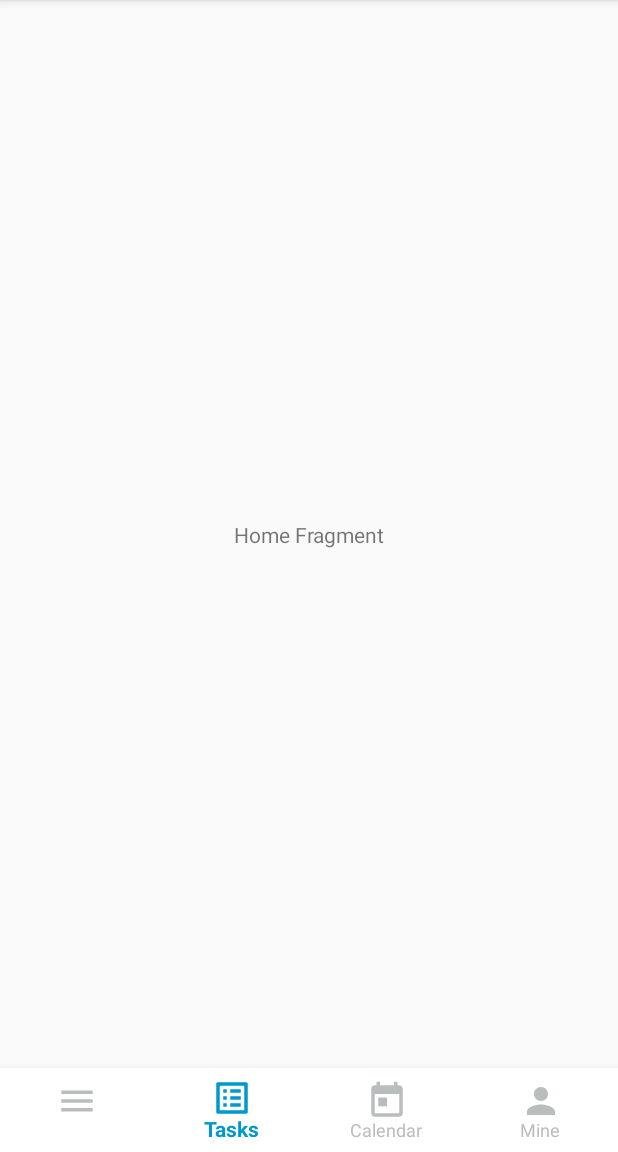
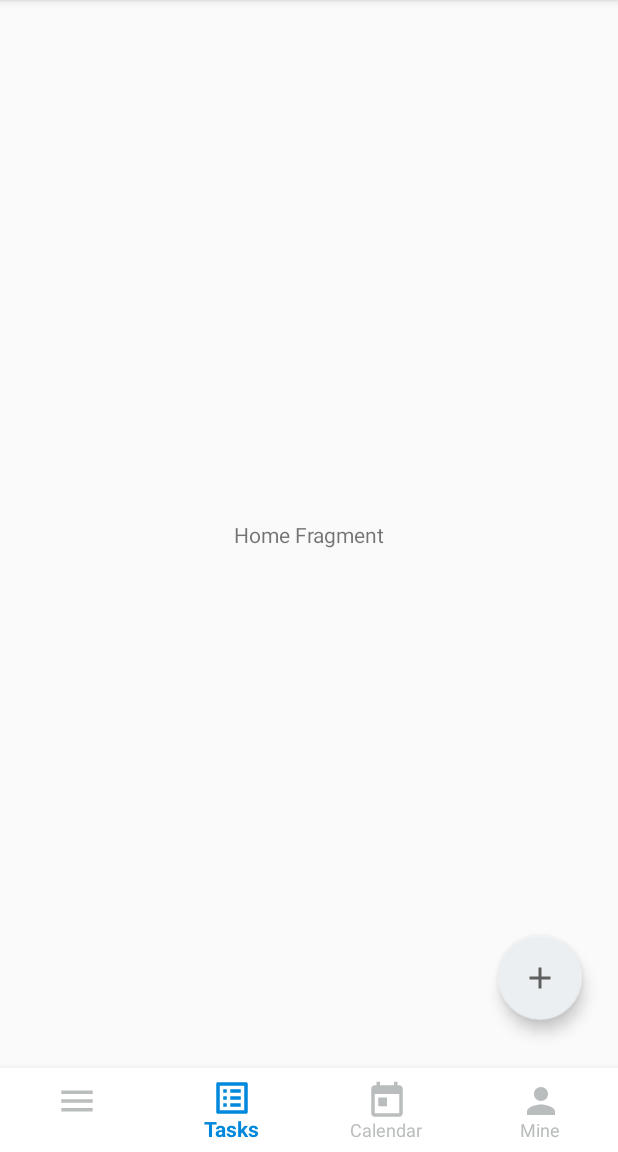
Before and after one commit to zaka7024/ToDoDy, an Android app: the screen it shows after launch (MainActivity), on a phone screen of 412 x 824 dp, the part 84-1236 px from its top. Run offline under Robolectric (Android 15) with nearby library versions, the phone set to English and light mode, and no system bars; our stand-ins replace navigation-ui.

Commit message:
Add create todo dialog.

```diff
--- a/app/src/main/java/com/zaka7024/todody/MainActivity.kt
+++ b/app/src/main/java/com/zaka7024/todody/MainActivity.kt
@@ -2,6 +2,7 @@ package com.zaka7024.todody
 
 import androidx.appcompat.app.AppCompatActivity
 import android.os.Bundle
+import android.util.Log
 import android.view.MenuItem
 import androidx.navigation.NavController
 import androidx.navigation.findNavController
@@ -10,7 +11,7 @@ import androidx.navigation.fragment.findNavController
 import androidx.navigation.ui.setupWithNavController
 import com.google.android.material.bottomnavigation.BottomNavigationView
 
-class MainActivity : AppCompatActivity(){
+class MainActivity : AppCompatActivity() {
     private lateinit var navController: NavController
 
     override fun onCreate(savedInstanceState: Bundle?) {
@@ -23,7 +24,6 @@ class MainActivity : AppCompatActivity(){
         val hostFragment = supportFragmentManager.findFragmentById(R.id.navHostFragment) as NavHostFragment
         navController = hostFragment.findNavController()
 
-        //bottomNavigation.setOnNavigationItemSelectedListener(this)
         bottomNavigation.setupWithNavController(navController)
     }
 }
--- /dev/null
+++ b/app/src/main/res/anim/slide_in_bottom.xml
@@ -0,0 +1,5 @@
+<?xml version="1.0" encoding="utf-8"?>
+<set xmlns:android="http://schemas.android.com/apk/res/android"
+    android:duration="400">
+    <translate android:fromYDelta="100%" android:toYDelta="0%" />
+</set>
--- a/app/src/main/res/color/nav_item_color.xml
+++ b/app/src/main/res/color/nav_item_color.xml
@@ -1,5 +1,5 @@
 <?xml version="1.0" encoding="utf-8"?>
 <selector xmlns:android="http://schemas.android.com/apk/res/android">
-    <item android:state_checked="true" android:color="@android:color/holo_blue_dark" />
+    <item android:state_checked="true" android:color="@color/blue" />
     <item android:color="@color/primaryDarkColor"  />
 </selector>
--- /dev/null
+++ b/app/src/main/res/drawable/circle.xml
@@ -0,0 +1,6 @@
+<?xml version="1.0" encoding="utf-8"?>
+<shape android:shape="rectangle" xmlns:android="http://schemas.android.com/apk/res/android">
+    <solid android:color="@color/blue" />
+    <corners android:radius="50dp"/>
+    <size android:width="100dp" android:height="100dp"/>
+</shape>
--- /dev/null
+++ b/app/src/main/res/drawable/ic_baseline_add_24.xml
@@ -0,0 +1,10 @@
+<vector xmlns:android="http://schemas.android.com/apk/res/android"
+    android:width="24dp"
+    android:height="24dp"
+    android:viewportWidth="24"
+    android:viewportHeight="24"
+    android:tint="?attr/colorControlNormal">
+  <path
+      android:fillColor="@android:color/white"
+      android:pathData="M19,13h-6v6h-2v-6H5v-2h6V5h2v6h6v2z"/>
+</vector>
--- /dev/null
+++ b/app/src/main/res/drawable/rounded.xml
@@ -0,0 +1,6 @@
+<?xml version="1.0" encoding="utf-8"?>
+<shape android:shape="rectangle"
+    xmlns:android="http://schemas.android.com/apk/res/android">
+    <corners android:radius="10dp"/>
+    <solid android:color="#FFF" />
+</shape>
--- /dev/null
+++ b/app/src/main/res/drawable/rounded_top.xml
@@ -0,0 +1,6 @@
+<?xml version="1.0" encoding="utf-8"?>
+<shape android:shape="rectangle"
+    xmlns:android="http://schemas.android.com/apk/res/android">
+    <corners android:topLeftRadius="35dp" android:topRightRadius="35dp"/>
+    <solid android:color="#FFF" />
+</shape>
--- a/app/src/main/res/layout/fragment_task.xml
+++ b/app/src/main/res/layout/fragment_task.xml
@@ -1,11 +1,10 @@
 <?xml version="1.0" encoding="utf-8"?>
-<androidx.constraintlayout.widget.ConstraintLayout
-    xmlns:android="http://schemas.android.com/apk/res/android"
+<androidx.constraintlayout.widget.ConstraintLayout xmlns:android="http://schemas.android.com/apk/res/android"
     xmlns:app="http://schemas.android.com/apk/res-auto"
     xmlns:tools="http://schemas.android.com/tools"
-    tools:context=".ui.home.TaskFragment"
     android:layout_width="match_parent"
-    android:layout_height="match_parent">
+    android:layout_height="match_parent"
+    tools:context=".ui.home.TaskFragment">
 
     <TextView
         android:id="@+id/textView"
@@ -16,4 +15,17 @@
         app:layout_constraintStart_toStartOf="parent"
         app:layout_constraintTop_toTopOf="parent"
         tools:text="Home" />
+
+    <com.google.android.material.floatingactionbutton.FloatingActionButton
+        android:id="@+id/add_task"
+        android:layout_width="wrap_content"
+        android:layout_height="wrap_content"
+        android:layout_marginEnd="24dp"
+        android:layout_marginBottom="32dp"
+        android:layout_weight="0.8"
+        android:clickable="true"
+        app:layout_constraintBottom_toBottomOf="parent"
+        app:layout_constraintEnd_toEndOf="parent"
+        app:srcCompat="@drawable/ic_baseline_add_24" />
+
 </androidx.constraintlayout.widget.ConstraintLayout>
--- /dev/null
+++ b/app/src/main/res/layout/todo_calendar_layout.xml
@@ -0,0 +1,6 @@
+<?xml version="1.0" encoding="utf-8"?>
+<androidx.constraintlayout.widget.ConstraintLayout
+    xmlns:android="http://schemas.android.com/apk/res/android" android:layout_width="match_parent"
+    android:layout_height="match_parent">
+
+</androidx.constraintlayout.widget.ConstraintLayout>
--- a/app/src/main/res/values/colors.xml
+++ b/app/src/main/res/values/colors.xml
@@ -8,4 +8,5 @@
   <color name="secondaryDarkColor">#8aacc8</color>
   <color name="primaryTextColor">#000000</color>
   <color name="secondaryTextColor">#000000</color>
+  <color name="blue">#0088DC</color>
 </resources>
```
Also changed, not shown: app/src/main/java/com/zaka7024/todody/ui/home/TaskFragment.kt (+42 -0 lines), app/src/main/res/drawable/ic_baseline_calendar_today_24.xml (added, +10 -0 lines), app/src/main/res/drawable/ic_baseline_format_list_bulleted_24.xml (added, +10 -0 lines), app/src/main/res/drawable/ic_round_send_24.xml (added, +10 -0 lines), app/src/main/res/layout/create_todo_layout.xml (added, +90 -0 lines).
